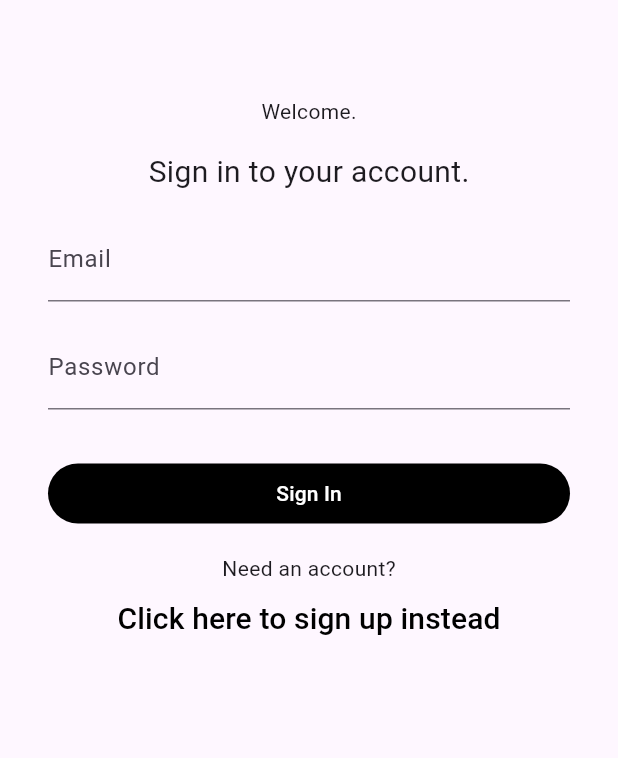
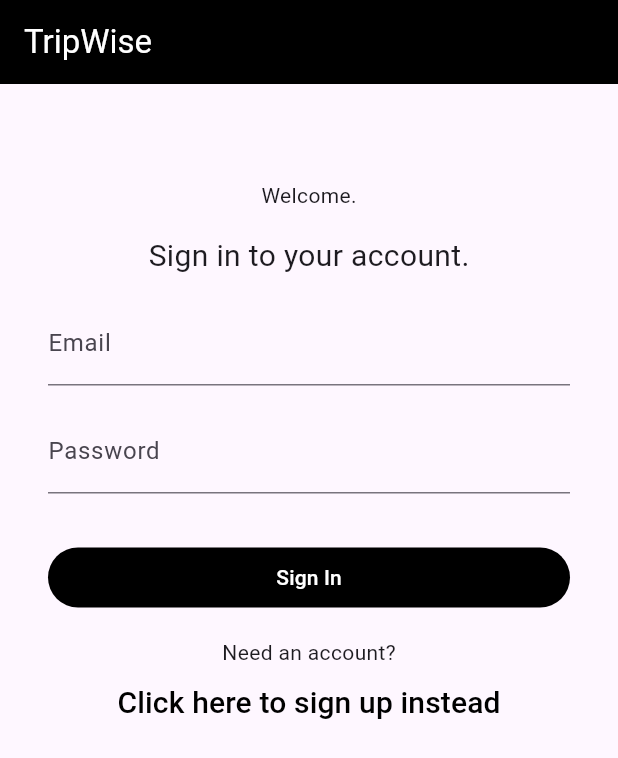
Before and after one commit to landicami/tripWise, a Flutter app: the screen it shows after launch, on a phone screen of 412 x 824 dp. Shown: the top 758 px of the screen. Run offline on Flutter 3.47's test engine with Material 3 defaults, Android fonts, the light colour scheme and no system bars; our stand-ins replace firebase_auth, firebase_core, flutter_riverpod; accounts and stored records are empty; generated files the repository leaves out were written again.

Commit message:
Adding AppBar in WelcomePage

```diff
--- a/lib/pages/user/welcome_user.dart
+++ b/lib/pages/user/welcome_user.dart
@@ -15,6 +15,10 @@ class _WelcomeScreenState extends State<WelcomeScreen> {
   @override
   Widget build(BuildContext context) {
     return Scaffold(
+      appBar: AppBar(
+          backgroundColor: Colors.black,
+          foregroundColor: Colors.white,
+          title: Text('TripWise')),
       body: SingleChildScrollView(
         child: Container(
             padding: const EdgeInsets.symmetric(vertical: 48, horizontal: 16),
```
